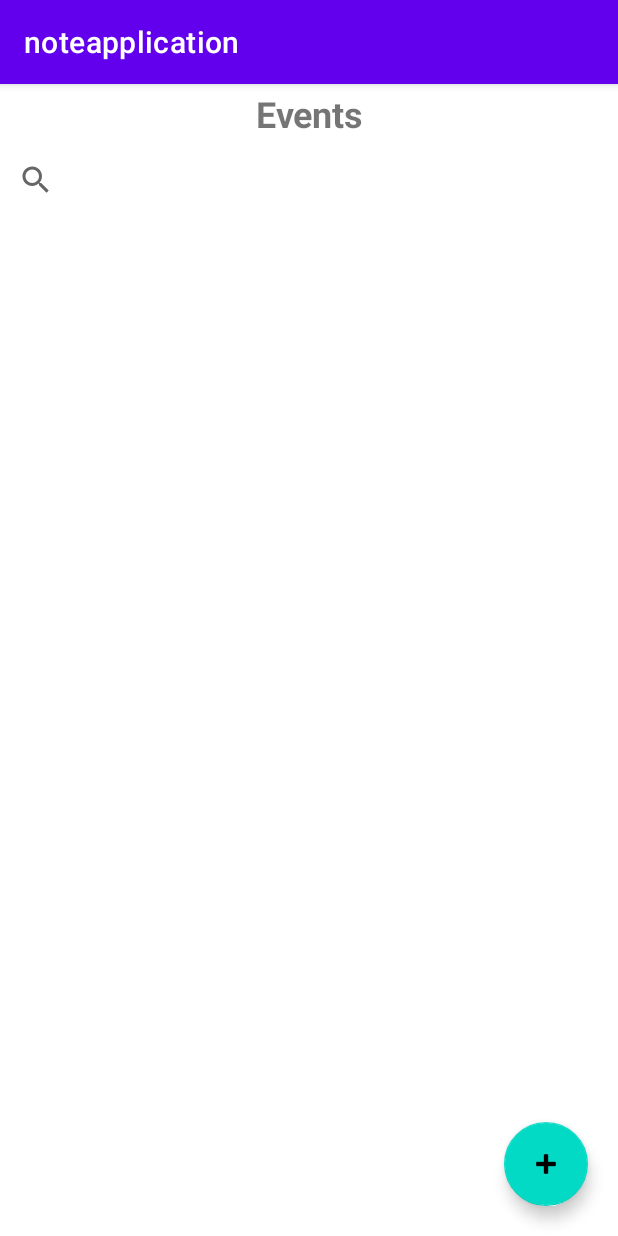
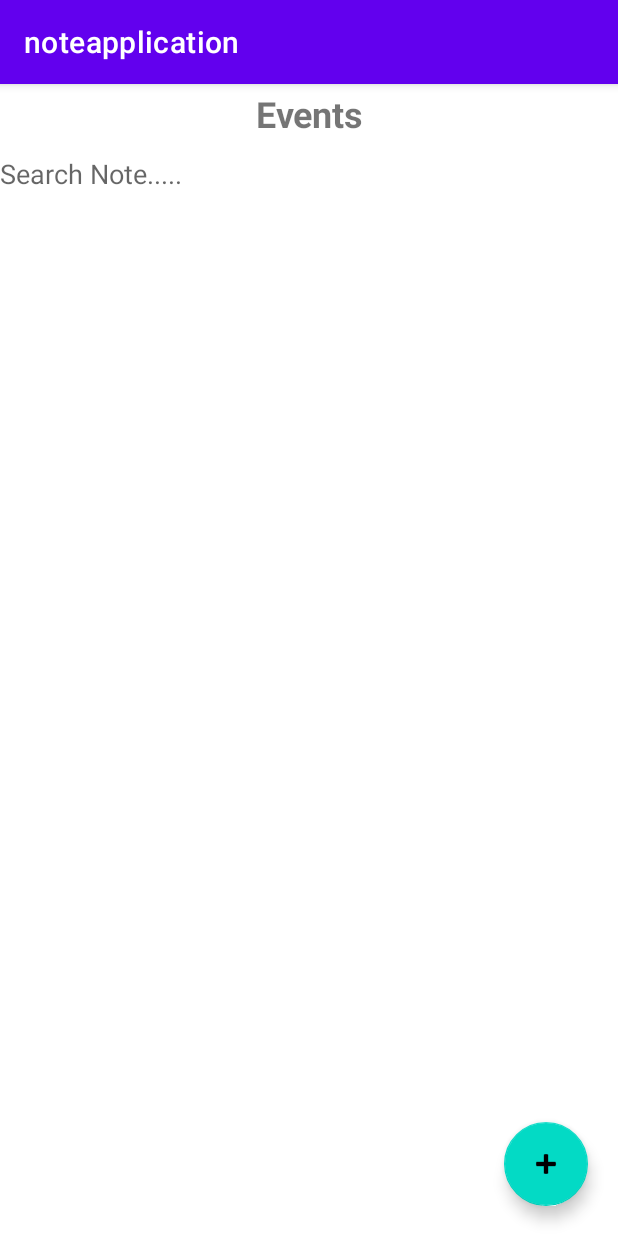
Before and after one commit to leatonos/Android_FinalProject_FantasticFive, an Android app: the Category screen opened directly, with no data from a screen before it, on a phone screen of 412 x 824 dp. Run offline under Robolectric (Android 15) with nearby library versions, the phone set to English and light mode, and no system bars; our stand-ins replace Room's generated code.

Commit message:
Search EditText added

```diff
--- /dev/null
+++ b/app/src/main/res/drawable/background_search.xml
@@ -0,0 +1,6 @@
+<?xml version="1.0" encoding="UTF-8"?>
+<shape xmlns:android="http://schemas.android.com/apk/res/android" android:id="@+id/listview_background_shape">
+
+    <corners android:radius="30dp" />
+    <solid android:color="#ffffffff" />
+</shape>
--- a/app/src/main/res/layout/activity_category.xml
+++ b/app/src/main/res/layout/activity_category.xml
@@ -21,17 +21,31 @@
             android:textSize="24sp"
             android:textStyle="bold" />
 
-        <SearchView
-            android:id="@+id/searchbar"
+<!--        <SearchView-->
+<!--            android:id="@+id/searchbar"-->
+<!--            android:layout_width="match_parent"-->
+<!--            android:layout_height="wrap_content">-->
+
+<!--        </SearchView>-->
+
+        <EditText
+            android:id="@+id/searchText"
+            android:layout_height="40dp"
             android:layout_width="match_parent"
-            android:layout_height="wrap_content">
+            android:background="@drawable/background_search"
+            android:hint="Search Note....."
+            android:imeOptions="actionNext"
+            android:maxLines="1"
+        >
 
-        </SearchView>
+        </EditText>
+
 
         <ListView
             android:id="@+id/notes_lv"
             android:layout_width="match_parent"
             android:layout_height="wrap_content"
+            android:layout_marginTop="15dp"
             android:layout_weight="0.8">
 
         </ListView>
--- a/build.gradle
+++ b/build.gradle
@@ -5,7 +5,7 @@ buildscript {
         jcenter()
     }
     dependencies {
-        classpath "com.android.tools.build:gradle:4.1.3"
+        classpath 'com.android.tools.build:gradle:4.2.1'
 
         // NOTE: Do not place your application dependencies here; they belong
         // in the individual module build.gradle files
```
Also changed, not shown: gradle/wrapper/gradle-wrapper.properties.
